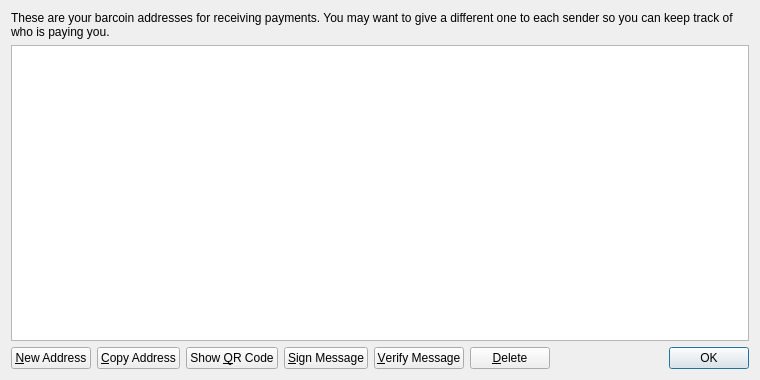
Old version of the form src/qt/forms/addressbookpage.ui in the repository sgcoin/sgcoin.
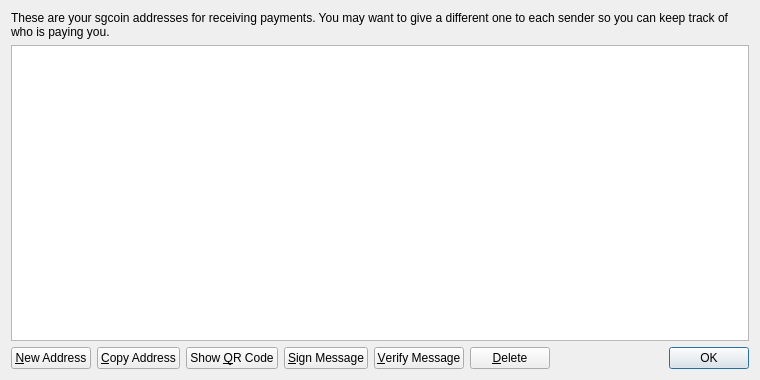
New version of the form. Icons and pictures are not drawn.

Patch:
```diff
--- a/src/qt/forms/addressbookpage.ui
+++ b/src/qt/forms/addressbookpage.ui
@@ -17,7 +17,7 @@
    <item>
     <widget class="QLabel" name="labelExplanation">
      <property name="text">
-      <string>These are your barcoin addresses for receiving payments. You may want to give a different one to each sender so you can keep track of who is paying you.</string>
+      <string>These are your sgcoin addresses for receiving payments. You may want to give a different one to each sender so you can keep track of who is paying you.</string>
      </property>
      <property name="textFormat">
       <enum>Qt::PlainText</enum>
```
